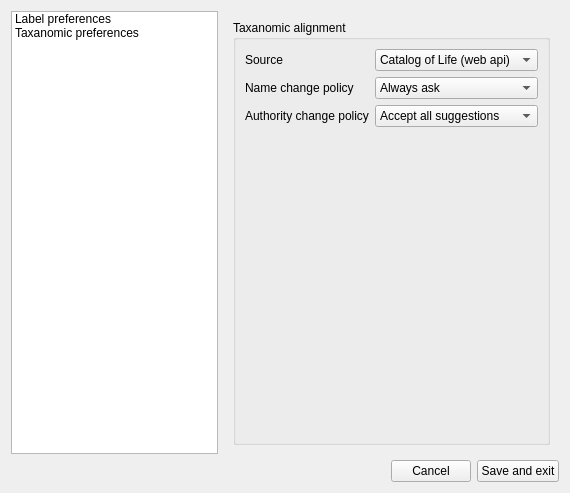
Qt form ui/settingsUI.ui (CapPow/collBook) before a commit.
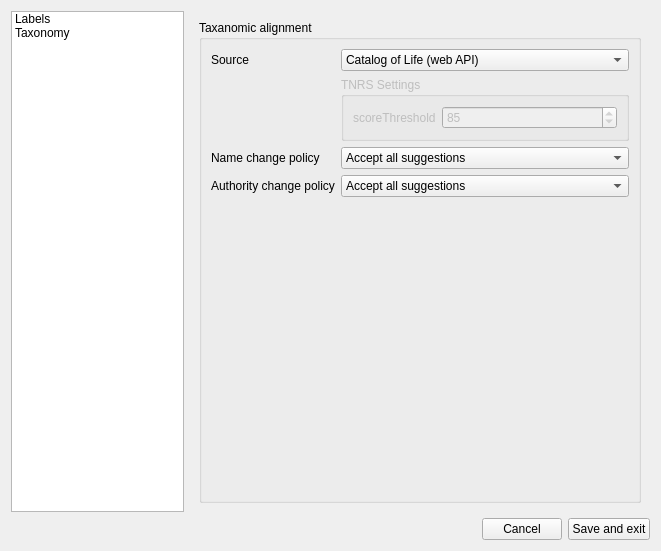
The same form after that commit. The open tabs and pages were chosen to show the change.

Commit message: started porting taxonomy alignment

Patch:
```diff
--- a/ui/settingsUI.ui
+++ b/ui/settingsUI.ui
@@ -6,8 +6,8 @@
    <rect>
     <x>0</x>
     <y>0</y>
-    <width>570</width>
-    <height>493</height>
+    <width>661</width>
+    <height>551</height>
    </rect>
   </property>
   <property name="minimumSize">
@@ -44,7 +44,7 @@
          <widget class="QListWidget" name="selectionWidget">
           <property name="sizePolicy">
            <sizepolicy hsizetype="Expanding" vsizetype="Expanding">
-            <horstretch>0</horstretch>
+            <horstretch>1</horstretch>
             <verstretch>0</verstretch>
            </sizepolicy>
           </property>
@@ -53,12 +53,17 @@
           </property>
           <item>
            <property name="text">
-            <string>Label preferences</string>
+            <string>Labels</string>
+           </property>
+           <property name="font">
+            <font>
+             <italic>false</italic>
+            </font>
            </property>
           </item>
           <item>
            <property name="text">
-            <string>Taxanomic preferences</string>
+            <string>Taxonomy</string>
            </property>
           </item>
          </widget>
@@ -67,12 +72,12 @@
          <widget class="QStackedWidget" name="stackedWidget">
           <property name="sizePolicy">
            <sizepolicy hsizetype="Preferred" vsizetype="Preferred">
-            <horstretch>1</horstretch>
+            <horstretch>2</horstretch>
             <verstretch>0</verstretch>
            </sizepolicy>
           </property>
           <property name="currentIndex">
-           <number>0</number>
+           <number>1</number>
           </property>
           <widget class="QWidget" name="labelPrefPage">
            <layout class="QGridLayout" name="gridLayout">
@@ -216,7 +221,7 @@
                 <widget class="QComboBox" name="value_TaxAlignSource">
                  <item>
                   <property name="text">
-                   <string>Catalog of Life (web api)</string>
+                   <string>Catalog of Life (web API)</string>
                   </property>
                  </item>
                  <item>
@@ -224,22 +229,22 @@
                    <string>ITIS (local)</string>
                   </property>
                  </item>
+                 <item>
+                  <property name="text">
+                   <string>Taxonomic Name Resolution Service (web API)</string>
+                  </property>
+                 </item>
                 </widget>
                </item>
-               <item row="1" column="0">
+               <item row="8" column="0">
                 <widget class="QLabel" name="label_NameChangePolicy">
                  <property name="text">
                   <string>Name change policy</string>
                  </property>
                 </widget>
                </item>
-               <item row="1" column="1">
+               <item row="8" column="1">
                 <widget class="QComboBox" name="value_NameChangePolicy">
-                 <item>
-                  <property name="text">
-                   <string>Always ask</string>
-                  </property>
-                 </item>
                  <item>
                   <property name="text">
                    <string>Accept all suggestions</string>
@@ -247,19 +252,24 @@
                  </item>
                  <item>
                   <property name="text">
-                   <string>Fill all blanks</string>
+                   <string>Always ask</string>
+                  </property>
+                 </item>
+                 <item>
+                  <property name="text">
+                   <string>Fill blanks</string>
                   </property>
                  </item>
                 </widget>
                </item>
-               <item row="2" column="0">
+               <item row="9" column="0">
                 <widget class="QLabel" name="label_AuthChangePolicy">
                  <property name="text">
                   <string>Authority change policy</string>
                  </property>
                 </widget>
                </item>
-               <item row="2" column="1">
+               <item row="9" column="1">
                 <widget class="QComboBox" name="value_AuthChangePolicy">
                  <item>
                   <property name="text">
@@ -273,11 +283,46 @@
                  </item>
                  <item>
                   <property name="text">
-                   <string>Fill in blanks</string>
+                   <string>Fill blanks</string>
                   </property>
                  </item>
                 </widget>
                </item>
+               <item row="1" column="1">
+                <widget class="QGroupBox" name="groupbox_TNRS">
+                 <property name="enabled">
+                  <bool>false</bool>
+                 </property>
+                 <property name="title">
+                  <string>TNRS Settings</string>
+                 </property>
+                 <layout class="QFormLayout" name="formLayout_2">
+                  <item row="1" column="0">
+                   <widget class="QLabel" name="label">
+                    <property name="text">
+                     <string>scoreThreshold</string>
+                    </property>
+                   </widget>
+                  </item>
+                  <item row="1" column="1">
+                   <widget class="QSpinBox" name="value_TNRS_Threshold">
+                    <property name="inputMethodHints">
+                     <set>Qt::ImhDigitsOnly</set>
+                    </property>
+                    <property name="minimum">
+                     <number>1</number>
+                    </property>
+                    <property name="maximum">
+                     <number>100</number>
+                    </property>
+                    <property name="value">
+                     <number>85</number>
+                    </property>
+                   </widget>
+                  </item>
+                 </layout>
+                </widget>
+               </item>
               </layout>
              </widget>
             </item>
@@ -330,7 +375,7 @@
     <rect>
      <x>0</x>
      <y>0</y>
-     <width>570</width>
+     <width>661</width>
      <height>22</height>
     </rect>
    </property>
```
Left out of the diff: 53 changed lines with no effect on the pictures. The commit also changes 18 other files.
